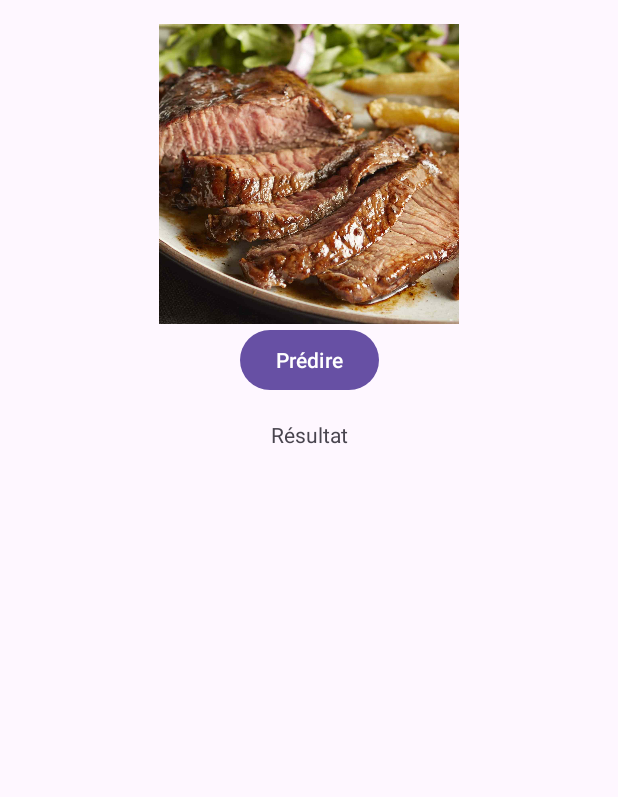
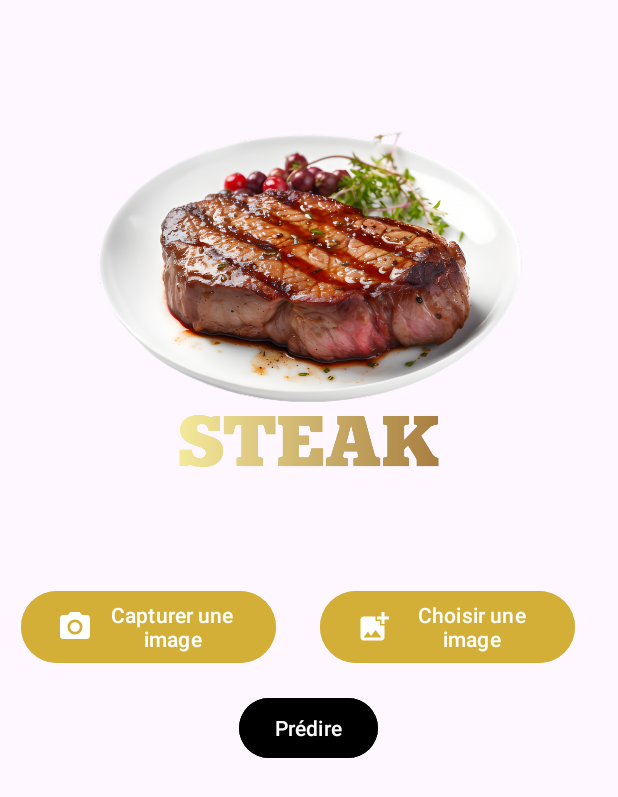
Before and after one commit to Oussama-Ett/deploiment-de-model-, an Android app: the screen it shows after launch (page2), on a phone screen of 412 x 824 dp. Shown: the top 797 px of the screen. Run offline under Robolectric (Android 15) with nearby library versions, the phone set to English and light mode, and no system bars; libraries missing offline, so code that uses them is left out: com.opencsv, org.tensorflow.lite; 1 statement that could not run was skipped.

Commit message:
DEP_MOD2

```diff
--- /dev/null
+++ b/food_classification/app/src/main/assets/plats1.csv
@@ -0,0 +1,6 @@
+Nom,Annee,Pays,Ingredients
+Steak,2021,USA,"viande, sel, poivre"
+Tacos,2020,Mexique,"tortilla, viande, fromage"
+Pizza,2019,Italie,"pate, tomate, fromage"
+Donuts,2018,USA,"farine, sucre, huile"
+Tiramisu,1970,Italie,"cafe, mascarpone, oeufs"
--- /dev/null
+++ b/food_classification/app/src/main/res/drawable/add_img.xml
@@ -0,0 +1,5 @@
+<vector xmlns:android="http://schemas.android.com/apk/res/android" android:height="24dp" android:tint="#FFFFFF" android:viewportHeight="24" android:viewportWidth="24" android:width="24dp">
+
+    <path android:fillColor="@android:color/white" android:pathData="M19,7v2.99s-1.99,0.01 -2,0L17,7h-3s0.01,-1.99 0,-2h3L17,2h2v3h3v2h-3zM16,11L16,8h-3L13,5L5,5c-1.1,0 -2,0.9 -2,2v12c0,1.1 0.9,2 2,2h12c1.1,0 2,-0.9 2,-2v-8h-3zM5,19l3,-4 2,3 3,-4 4,5L5,19z"/>
+
+</vector>
--- /dev/null
+++ b/food_classification/app/src/main/res/drawable/cam.xml
@@ -0,0 +1,7 @@
+<vector xmlns:android="http://schemas.android.com/apk/res/android" android:height="24dp" android:tint="#FFFFFF" android:viewportHeight="24" android:viewportWidth="24" android:width="24dp">
+
+    <path android:fillColor="@android:color/white" android:pathData="M12,12m-3.2,0a3.2,3.2 0,1 1,6.4 0a3.2,3.2 0,1 1,-6.4 0"/>
+
+    <path android:fillColor="@android:color/white" android:pathData="M9,2L7.17,4L4,4c-1.1,0 -2,0.9 -2,2v12c0,1.1 0.9,2 2,2h16c1.1,0 2,-0.9 2,-2L22,6c0,-1.1 -0.9,-2 -2,-2h-3.17L15,2L9,2zM12,17c-2.76,0 -5,-2.24 -5,-5s2.24,-5 5,-5 5,2.24 5,5 -2.24,5 -5,5z"/>
+
+</vector>
--- a/food_classification/app/src/main/res/layout/activity_page2.xml
+++ b/food_classification/app/src/main/res/layout/activity_page2.xml
@@ -1,36 +1,80 @@
 <?xml version="1.0" encoding="utf-8"?>
-<androidx.constraintlayout.widget.ConstraintLayout
-        xmlns:android="http://schemas.android.com/apk/res/android"
+<androidx.constraintlayout.widget.ConstraintLayout xmlns:android="http://schemas.android.com/apk/res/android"
         xmlns:app="http://schemas.android.com/apk/res-auto"
+        xmlns:tools="http://schemas.android.com/tools"
         android:layout_width="match_parent"
         android:layout_height="match_parent">
 
+    <!-- ImageView pour afficher l'image choisie -->
     <ImageView
             android:id="@+id/imageView"
-            android:layout_width="200dp"
-            android:layout_height="200dp"
-            android:layout_marginTop="16dp"
-            android:layout_marginBottom="16dp"
+            android:layout_width="300dp"
+            android:layout_height="300dp"
+            android:layout_marginTop="46dp"
+            android:contentDescription="Image choisie"
             app:layout_constraintTop_toTopOf="parent"
             app:layout_constraintStart_toStartOf="parent"
             app:layout_constraintEnd_toEndOf="parent" />
+
+    <!-- Bouton pour choisir une image -->
+
+    <!-- Bouton pour capturer une image -->
+
+    <!-- Bouton pour prédire la classe -->
+
+    <!-- TextView pour afficher le résultat -->
+
+    <Button
+            android:id="@+id/chooseImageButton"
+            android:layout_width="170dp"
+            android:layout_height="56dp"
+            android:text="Choisir une image"
+            android:drawableLeft="@drawable/add_img"
+            android:drawablePadding="8dp"
+            app:layout_constraintStart_toEndOf="@+id/captureImageButton"
+            tools:ignore="MissingConstraints"
+            android:layout_marginStart="14dp"
+            android:backgroundTint="#D4AF37"
+            app:layout_constraintEnd_toEndOf="parent"
+            app:layout_constraintTop_toBottomOf="@+id/imageView"
+            android:layout_marginTop="44dp"
+            android:layout_marginEnd="14dp" />
+
+    <Button
+            android:id="@+id/captureImageButton"
+            android:layout_width="170dp"
+            android:layout_height="56dp"
+            android:text="Capturer une image"
+            android:drawableLeft="@drawable/cam"
+            android:layout_marginTop="44dp"
+            app:layout_constraintTop_toBottomOf="@+id/imageView"
+            tools:ignore="MissingConstraints"
+            android:backgroundTint="#D4AF37"
+            app:layout_constraintStart_toStartOf="parent"
+            android:layout_marginStart="14dp" />
 
     <Button
             android:id="@+id/predictButton"
             android:layout_width="wrap_content"
             android:layout_height="wrap_content"
             android:text="Prédire"
-            app:layout_constraintTop_toBottomOf="@id/imageView"
+            app:layout_constraintEnd_toEndOf="parent"
             app:layout_constraintStart_toStartOf="parent"
-            app:layout_constraintEnd_toEndOf="parent" />
+            app:layout_constraintHorizontal_bias="0.498"
+            tools:ignore="MissingConstraints"
+            android:backgroundTint="#000000"
+            app:layout_constraintTop_toBottomOf="@+id/imageView"
+            android:layout_marginTop="115dp" />
 
     <TextView
             android:id="@+id/textView"
             android:layout_width="wrap_content"
             android:layout_height="wrap_content"
-            android:layout_marginTop="16dp"
+            android:layout_marginTop="30dp"
             android:text="Résultat"
+            android:visibility="gone"
             app:layout_constraintTop_toBottomOf="@id/predictButton"
             app:layout_constraintStart_toStartOf="parent"
             app:layout_constraintEnd_toEndOf="parent" />
+
 </androidx.constraintlayout.widget.ConstraintLayout>
--- a/food_classification/build.gradle.kts
+++ b/food_classification/build.gradle.kts
@@ -1,6 +1,6 @@
 // Top-level build file where you can add configuration options common to all sub-projects/modules.
 plugins {
-    id("com.android.application") version "8.7.0-rc01" apply false
+    id("com.android.application") version "8.7.2" apply false
     id("org.jetbrains.kotlin.android") version "1.9.24" apply false
     id("org.jetbrains.kotlin.plugin.compose") version "2.0.0" apply false
 }
```
Also changed, not shown: food_classification/app/build.gradle.kts (+12 -0 lines), food_classification/app/src/main/AndroidManifest.xml (+29 -6 lines), food_classification/app/src/main/java/com/example/food_classification/page2.kt (+231 -42 lines), food_classification/app/src/main/res/xml/file_paths.xml (added, +9 -0 lines), food_classification/app/src/main/assets/DONUTS.png (added), food_classification/app/src/main/assets/PIZZA.png (added), food_classification/app/src/main/assets/STEAK.png (added), food_classification/app/src/main/assets/TACOS.png (added), food_classification/app/src/main/assets/TIRAMISU.png (added), 2 other files.
